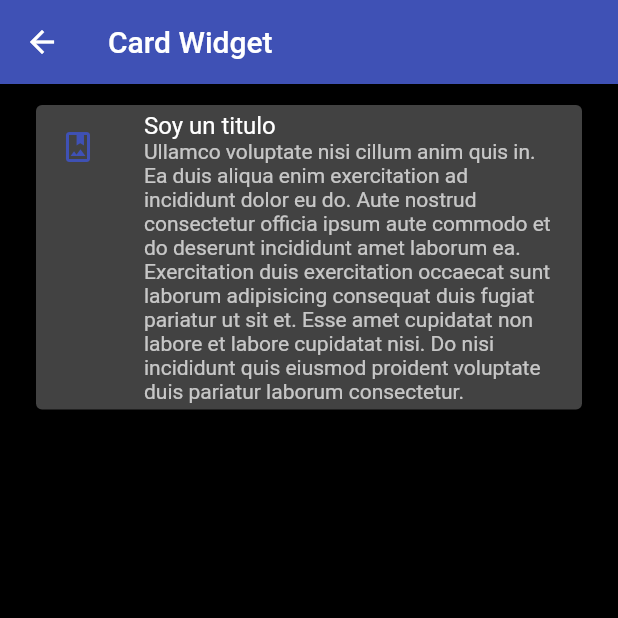
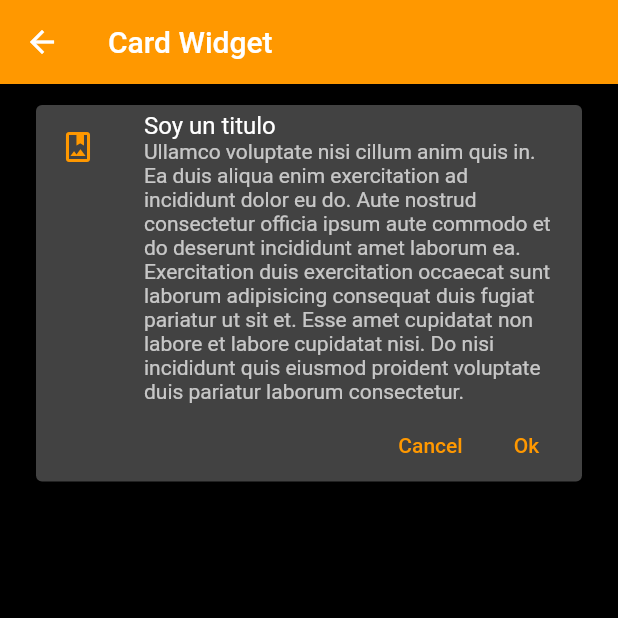
Before and after one commit to LeonardoAbraham/flutter-components, a Flutter app: the CardScreen screen opened by its route, on a phone screen of 412 x 824 dp, the top half of it. Run offline on Flutter 3.47's test engine with Material 2 defaults, Android fonts, the phone set to English and light mode, and no system bars.

Commit message:
Centralizar los widgets personalizados

```diff
--- a/lib/screens/card_screen.dart
+++ b/lib/screens/card_screen.dart
@@ -1,6 +1,7 @@
 import 'package:flutter/material.dart';
 
-import '../theme/app_theme.dart';
+import 'package:fl_components/widgets/widgets.dart';
+
 
 class CardScreen extends StatelessWidget {
 
@@ -14,18 +15,8 @@ class CardScreen extends StatelessWidget {
             ),
             body: ListView(
                 padding: const EdgeInsets.symmetric(horizontal: 20, vertical: 10),
-                children: [
-                    Card(
-                        child:  Column(
-                            children: const [
-                                ListTile(
-                                    leading: Icon(Icons.photo_album_outlined, color: AppTheme.primary),
-                                    title: Text('Soy un titulo'),
-                                    subtitle: Text('Ullamco voluptate nisi cillum anim quis in. Ea duis aliqua enim exercitation ad incididunt dolor eu do. Aute nostrud consectetur officia ipsum aute commodo et do deserunt incididunt amet laborum ea. Exercitation duis exercitation occaecat sunt laborum adipisicing consequat duis fugiat pariatur ut sit et. Esse amet cupidatat non labore et labore cupidatat nisi. Do nisi incididunt quis eiusmod proident voluptate duis pariatur laborum consectetur.'),
-                                )
-                            ],
-                        ),
-                    )
+                children: const [
+                    CustomCardType1()
                 ],
             )
         );
--- a/lib/theme/app_theme.dart
+++ b/lib/theme/app_theme.dart
@@ -2,7 +2,7 @@
 import 'package:flutter/material.dart';
 
 class AppTheme {
-    static const Color primary = Colors.indigo;
+    static const Color primary = Colors.orange;
 
 
     static final ThemeData lightTheme = ThemeData.light().copyWith(
@@ -13,8 +13,16 @@ class AppTheme {
         appBarTheme: const AppBarTheme(
             color: primary,
             elevation: 0
+        ),
+
+        textButtonTheme: TextButtonThemeData(
+            style: TextButton.styleFrom( primary:primary )
         )
+
     );
+
+
+
 
     static final ThemeData darkTheme = ThemeData.dark().copyWith(
         //Color primario
@@ -26,6 +34,10 @@ class AppTheme {
             elevation: 0
         ),
 
+        textButtonTheme: TextButtonThemeData(
+            style: TextButton.styleFrom( primary:primary )
+        ),
+
         scaffoldBackgroundColor: Colors.black
     );
 }
--- /dev/null
+++ b/lib/widgets/custom_card_type_1.dart
@@ -0,0 +1,43 @@
+import 'package:fl_components/theme/app_theme.dart';
+import 'package:flutter/material.dart';
+
+class CustomCardType1 extends StatelessWidget {
+    const CustomCardType1({
+        Key? key,
+    }) : super(key: key);
+
+    @override
+    Widget build(BuildContext context) {
+        return Card(
+            child:  Column(
+                children: [
+
+
+                    const ListTile(
+                        leading: Icon(Icons.photo_album_outlined, color: AppTheme.primary),
+                        title: Text('Soy un titulo'),
+                        subtitle: Text('Ullamco voluptate nisi cillum anim quis in. Ea duis aliqua enim exercitation ad incididunt dolor eu do. Aute nostrud consectetur officia ipsum aute commodo et do deserunt incididunt amet laborum ea. Exercitation duis exercitation occaecat sunt laborum adipisicing consequat duis fugiat pariatur ut sit et. Esse amet cupidatat non labore et labore cupidatat nisi. Do nisi incididunt quis eiusmod proident voluptate duis pariatur laborum consectetur.'),
+                    ),
+
+                    Padding(
+                        padding: const EdgeInsets.only(right: 5),
+                        child: Row(
+                            mainAxisAlignment: MainAxisAlignment.end,
+                            children: [
+                                TextButton(
+                                    onPressed: () {},
+                                    child: const Text('Cancel'),
+                                ),
+                                TextButton(
+                                    onPressed: () {},
+                                    child: const Text('Ok')
+                                )
+                            ],
+                        ),
+                    )
+
+                ],
+            ),
+        );
+    }
+}
--- /dev/null
+++ b/lib/widgets/widgets.dart
@@ -0,0 +1,3 @@
+
+
+export 'package:fl_components/widgets/custom_card_type_1.dart';
```
